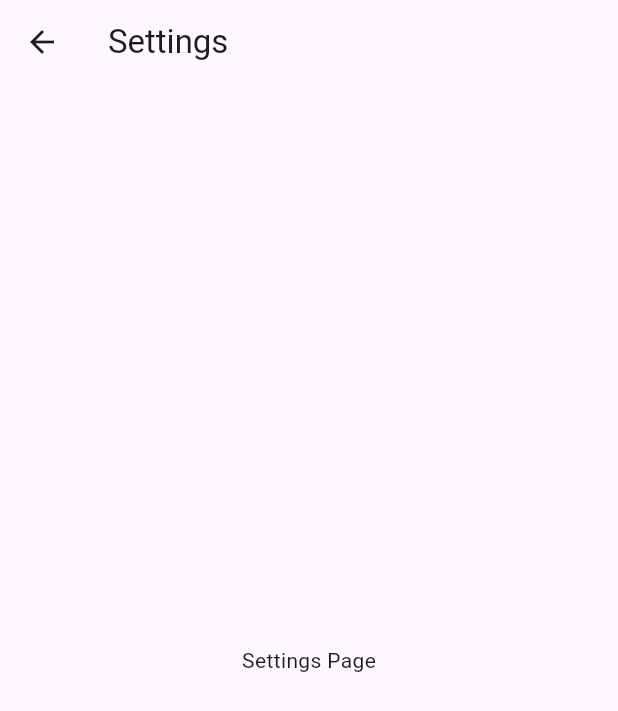
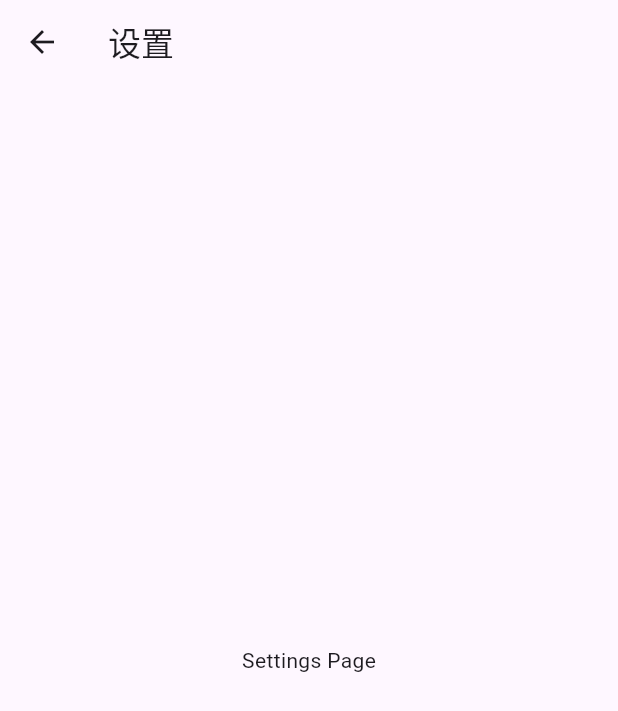
Before and after one commit to CrazyCxl/nusic, a Flutter app: the screen it shows after launch, after a tap on the "settings" icon, on a phone screen of 412 x 824 dp. Shown: the top 711 px of the screen. Run offline on Flutter 3.47's test engine with Material 3 defaults, Android fonts, the phone set to English and light mode, and no system bars; missing offline and left inert: samba_browser; generated files the repository leaves out were written again.

Commit message:
local 本地化翻译支持

```diff
--- /dev/null
+++ b/l10n.yaml
@@ -0,0 +1,3 @@
+arb-dir: lib/l10n
+template-arb-file: app_en.arb
+output-localization-file: app_localizations.dart
--- /dev/null
+++ b/lib/l10n/app_en.arb
@@ -0,0 +1,6 @@
+{
+  "settings": "settings",
+  "@settings": {
+    "description": "The settings"
+  }
+}
--- /dev/null
+++ b/lib/l10n/app_zh.arb
@@ -0,0 +1,3 @@
+{
+  "settings": "设置"
+}
--- a/lib/main.dart
+++ b/lib/main.dart
@@ -1,6 +1,7 @@
 import 'package:flutter/material.dart';
 import '/pages/home.dart';
 import '/pages/sourcepage.dart';
+import 'package:flutter_gen/gen_l10n/app_localizations.dart';
 
 void main() {
   runApp(const TabBarDemo());
@@ -12,6 +13,9 @@
   @override
   Widget build(BuildContext context) {
     return MaterialApp(
+      localizationsDelegates: AppLocalizations.localizationsDelegates,
+      supportedLocales: AppLocalizations.supportedLocales,
+      locale: const Locale('zh'),
       home: DefaultTabController(
         length: 3,
         child: Scaffold(
--- a/lib/pages/setting.dart
+++ b/lib/pages/setting.dart
@@ -1,11 +1,12 @@
 import 'package:flutter/material.dart';
+import 'package:flutter_gen/gen_l10n/app_localizations.dart';
 
 class SettingsPage extends StatelessWidget {
   @override
   Widget build(BuildContext context) {
     return Scaffold(
       appBar: AppBar(
-        title: Text('Settings'),
+        title: Text(AppLocalizations.of(context)!.settings),
       ),
       body: Center(
         child: Text('Settings Page'),
--- a/pubspec.yaml
+++ b/pubspec.yaml
@@ -36,6 +36,9 @@
   # Use with the CupertinoIcons class for iOS style icons.
   cupertino_icons: ^1.0.6
   samba_browser: ^0.0.2
+  intl: any
+  flutter_localizations:
+    sdk: flutter
 
 dev_dependencies:
   flutter_test:
@@ -59,6 +62,7 @@
   # the material Icons class.
   uses-material-design: true
 
+  generate: true
   # To add assets to your application, add an assets section, like this:
   # assets:
   #   - images/a_dot_burr.jpeg
```
